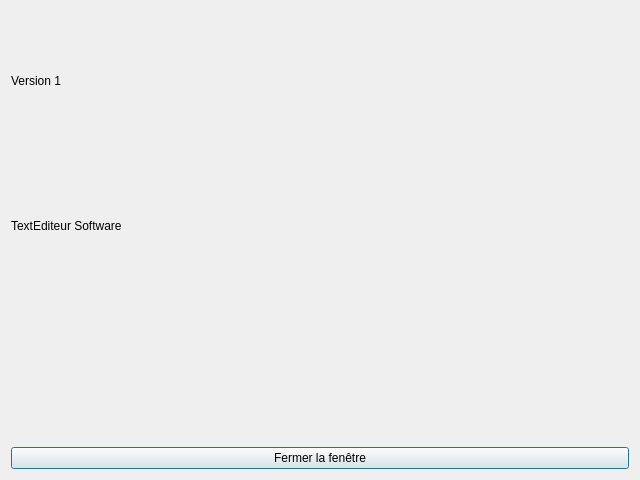
Old version of the form Grabos/dialog.ui in the repository Poniav/Grabos.
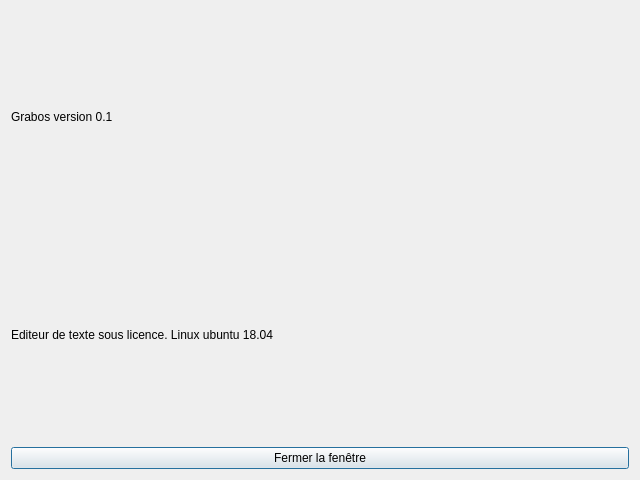
New version of the form. Icons and pictures are not drawn.

Commit message: Add leave & open button

Diff of the .ui file:
```diff
--- a/Grabos/dialog.ui
+++ b/Grabos/dialog.ui
@@ -17,30 +17,14 @@
    <item>
     <widget class="QLabel" name="label">
      <property name="text">
-      <string>Version 1</string>
+      <string>Grabos version 0.1</string>
      </property>
     </widget>
    </item>
    <item>
     <widget class="QLabel" name="label_2">
      <property name="text">
-      <string>TextEditeur Software</string>
-     </property>
-    </widget>
-   </item>
-   <item>
-    <widget class="QLabel" name="label_3">
-     <property name="maximumSize">
-      <size>
-       <width>622</width>
-       <height>385</height>
-      </size>
-     </property>
-     <property name="text">
-      <string/>
-     </property>
-     <property name="pixmap">
-      <pixmap resource="resource.qrc">:/img/wallhaven-605991.jpg</pixmap>
+      <string>Editeur de texte sous licence. Linux ubuntu 18.04</string>
      </property>
     </widget>
    </item>
```
Left out of the diff: 4 changed lines with no effect on the pictures. The commit also changes 4 other files.
